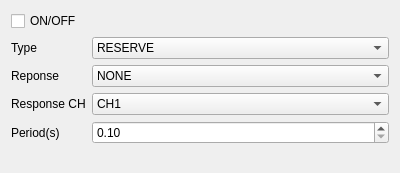
ww4u/megarobostudio, file source/wnd/ui/mrqxi.ui: the form before one commit.
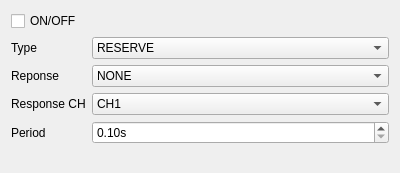
The form after the commit.

```diff
--- a/source/wnd/ui/mrqxi.ui
+++ b/source/wnd/ui/mrqxi.ui
@@ -125,12 +125,15 @@
    <item row="4" column="0">
     <widget class="QLabel" name="label_19">
      <property name="text">
-      <string>Period(s)</string>
+      <string>Period</string>
      </property>
     </widget>
    </item>
    <item row="4" column="1">
     <widget class="QDoubleSpinBox" name="spinIsiPeriod">
+     <property name="suffix">
+      <string>s</string>
+     </property>
      <property name="minimum">
       <double>0.100000000000000</double>
      </property>
```
